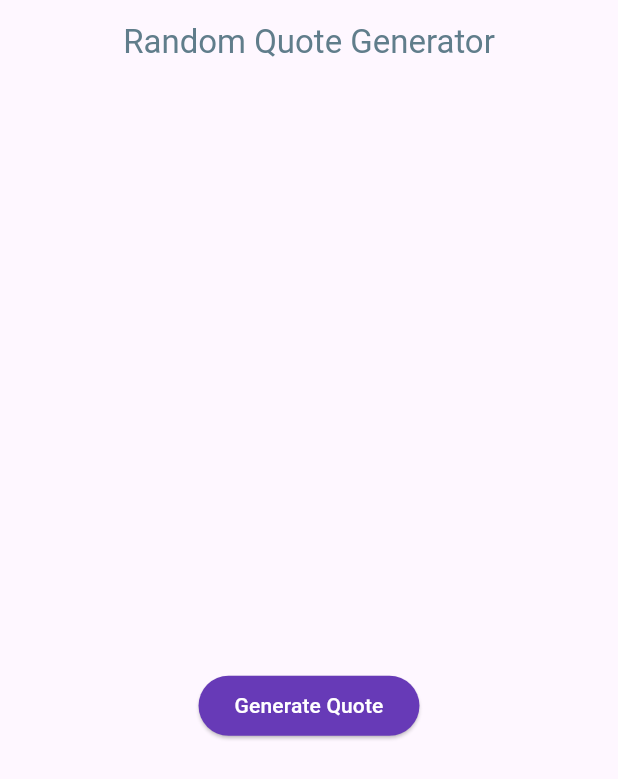
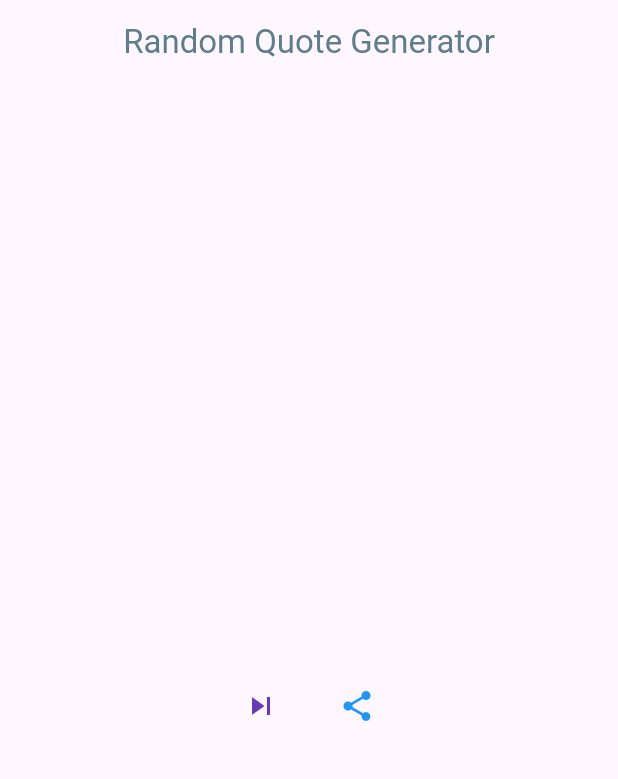
Before and after one commit to hello-saif/Quote_Generator_App, a Flutter app: the screen it shows after launch, on a phone screen of 412 x 824 dp. Shown: the top 779 px of the screen. Run offline on Flutter 3.47's test engine with Material 3 defaults, Android fonts, the phone set to English and light mode, and no system bars; our stand-ins replace share.

Commit message:
Share on Social Site

```diff
--- a/lib/main.dart
+++ b/lib/main.dart
@@ -1,5 +1,8 @@
+import 'package:flutter/material.dart';
+import 'package:share/share.dart';
 import 'dart:math';
-import 'package:flutter/material.dart';
+
+import 'package:url_launcher/url_launcher.dart';
 
 void main() {
   runApp(QuoteGeneratorApp());
@@ -39,6 +42,12 @@ class _QuotePageState extends State<QuotePage> {
     });
   }
 
+  void _shareQuote() {
+    Share.share(_currentQuote); // Share the current quote
+  }
+
+
+
   @override
   Widget build(BuildContext context) {
     return Scaffold(
@@ -64,16 +73,22 @@ class _QuotePageState extends State<QuotePage> {
                 style: const TextStyle(fontSize: 20),
               ),
             ),
-            ElevatedButton(
-              style: ButtonStyle(
-                backgroundColor: MaterialStateProperty.all<Color>(Colors.deepPurple), // Change background color
-                foregroundColor: MaterialStateProperty.all<Color>(Colors.white), // Change text color
-              ),
-              onPressed: _generateQuote,
-              child: const Text('Generate Quote'),
+            Row(
+              mainAxisAlignment: MainAxisAlignment.center,
+              children: [
+                IconButton(
+                    onPressed: _generateQuote,
+                 icon: const Icon(Icons.skip_next),
+                color: Colors.deepPurple,
+                ),
+                const SizedBox(width: 16),
+                IconButton(
+                  icon: const Icon(Icons.share), // Add share icon
+                  onPressed: _shareQuote,
+                  color: Colors.blue, // Change icon color
+                ),
+              ],
             ),
-
-
           ],
         ),
       ),
--- a/pubspec.yaml
+++ b/pubspec.yaml
@@ -35,6 +35,9 @@ dependencies:
   # The following adds the Cupertino Icons font to your application.
   # Use with the CupertinoIcons class for iOS style icons.
   cupertino_icons: ^1.0.6
+  share: ^2.0.4
+  url_launcher: ^6.0.9
+
 
 dev_dependencies:
   flutter_test:
```
Also changed, not shown: pubspec.lock, 5 other files.
